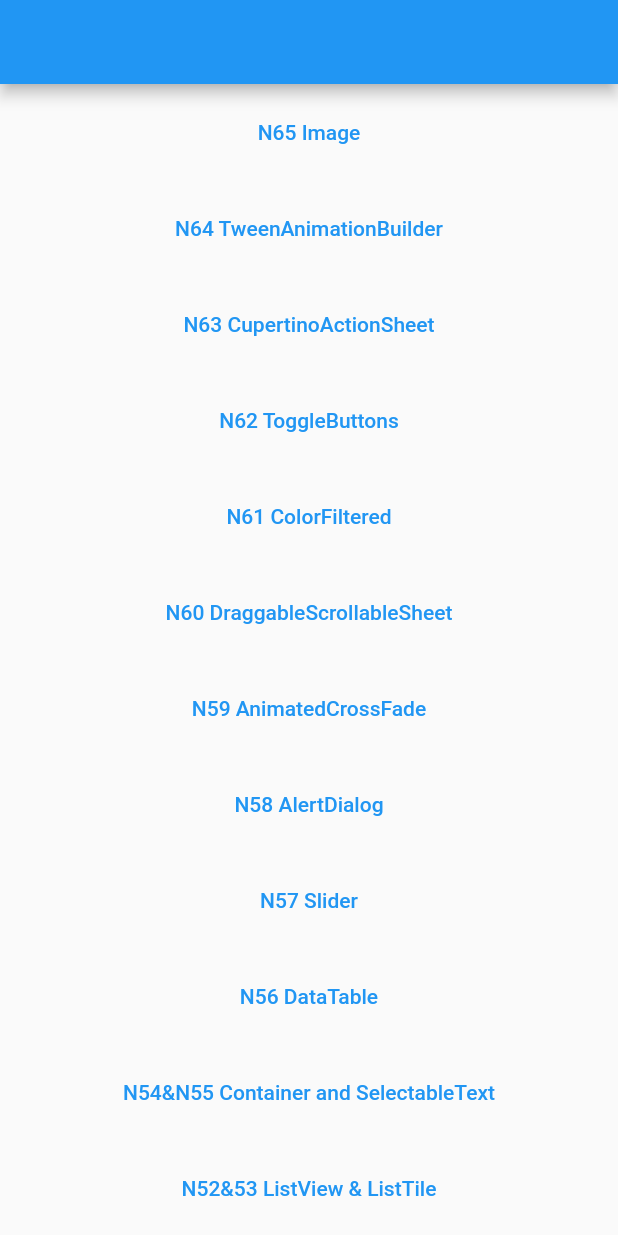
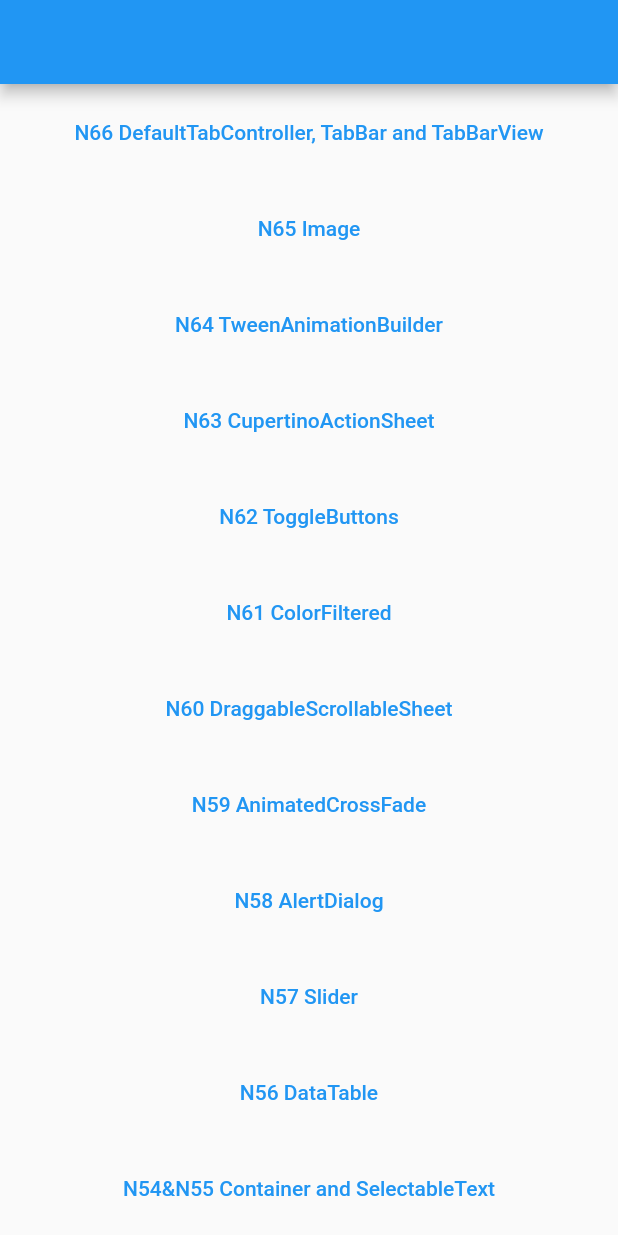
Before and after one commit to ychsue/my_flutter_test, a Flutter app: the screen it shows after launch, on a phone screen of 412 x 824 dp. Run offline on Flutter 3.47's test engine with Material 2 defaults, Android fonts, the light colour scheme and no system bars; our stand-ins replace bloc, flutter_bloc, get, transparent_image; missing offline and left inert: resizable_widget; Roboto replaces fonts that are missing (Georgia).

Commit message:
`DefaultTabController`, `Tab`, `TabBar`  & `TabBarView`

```diff
--- a/lib/src/route/app_pages.dart
+++ b/lib/src/route/app_pages.dart
@@ -46,6 +46,7 @@ import 'package:test2/src/route/main_screens/n59/n59_animated_cross_fade.dart';
 import 'package:test2/src/route/main_screens/n61_color_filtered.dart';
 import 'package:test2/src/route/main_screens/n63/n63_cupertino_action_sheet.dart';
 import 'package:test2/src/route/main_screens/n65_image.dart';
+import 'package:test2/src/route/main_screens/n66_default_tab_bar_view.dart';
 import 'package:test2/src/route/main_screens/sliver_screen.dart';
 import 'package:test2/src/route/main_screens/unknown_screen.dart';
 import 'package:test2/src/route/main_screens/welcome_screen.dart';
@@ -110,10 +111,15 @@ enum Routes {
   n63_cupertino_action_sheet,
   n64_tween_animation_builder,
   n65_image,
+  n66_default_tab_bar_view,
 }
 
 abstract class AppPages {
   static final pages = [
+    GetPage(
+      name: Routes.n66_default_tab_bar_view.toLocation,
+      page: () => N66DefaultTabBarViewScreen(),
+    ),
     GetPage(
       name: Routes.n65_image.toLocation,
       page: () => N65ImageScreen(),
--- a/lib/src/route/main_screens/get_home_screen.dart
+++ b/lib/src/route/main_screens/get_home_screen.dart
@@ -14,6 +14,14 @@ class GetHomeScreen extends StatelessWidget {
           child: Container(
         child: ListView(
           children: [
+            Container(
+              margin: EdgeInsets.all(8.0),
+              child: TextButton(
+                  onPressed: () =>
+                      Get.toNamed(Routes.n66_default_tab_bar_view.toLocation),
+                  child:
+                      Text("N66 DefaultTabController, TabBar and TabBarView")),
+            ),
             Container(
               margin: EdgeInsets.all(8.0),
               child: TextButton(
```
Also changed, not shown: lib/src/route/main_screens/n66_default_tab_bar_view.dart (added, +50 -0 lines), 1 other file.
